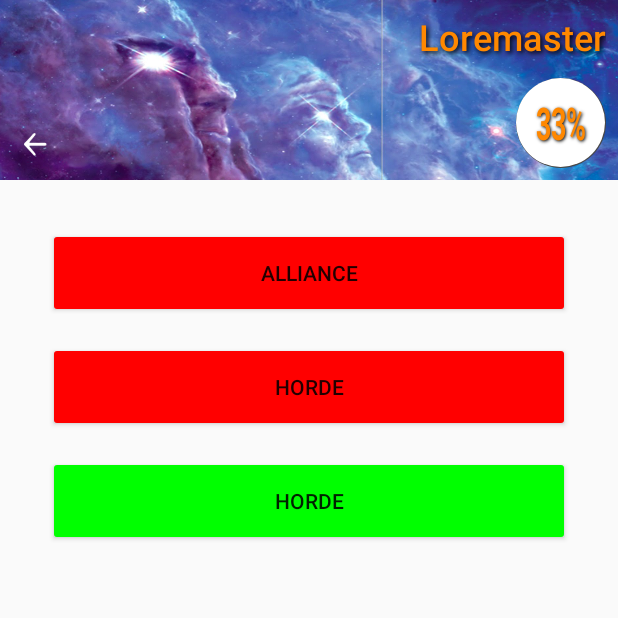
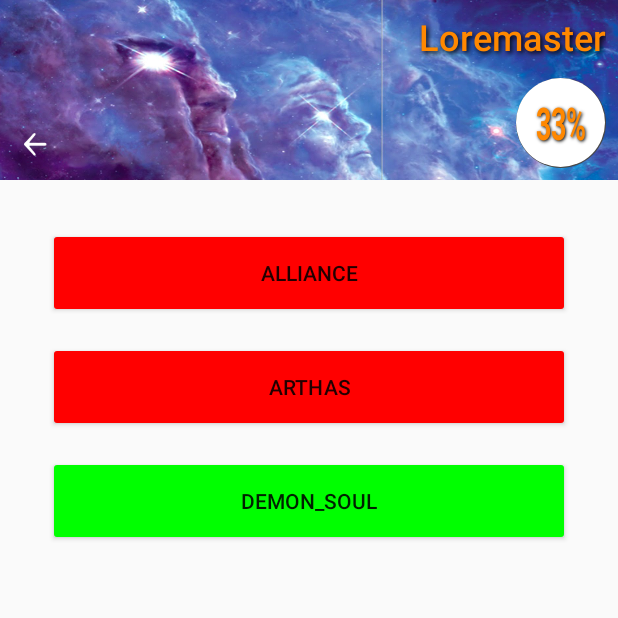
Before and after one commit to Trip-down-Memory-Lane/android_loremaster, an Android app: the ScoreActivity screen opened directly, with no data from a screen before it, on a phone screen of 412 x 824 dp, the top half of it. Run offline under Robolectric (Android 15) with nearby library versions, the light colour scheme and no system bars.

Commit message:
Updating Repository.java with some proper quiz questions. Fleshing out some .xml details.

```diff
--- a/app/src/main/java/com/example/android/trial_of_knowledge/utilities/Repository.java
+++ b/app/src/main/java/com/example/android/trial_of_knowledge/utilities/Repository.java
@@ -12,31 +12,31 @@ import java.util.List;
 public class Repository implements Serializable {
 
     private static final int QUESTION_1_ID = 0;
-    private static final int QUESTION_1_CORRECT_ANSWER = 0;
+    private static final int QUESTION_1_CORRECT_ANSWER = 1;
     private static final String QUESTION_1_SUBJECT = "alliance";
-    private static final String QUESTION_1_QUESTION_BODY = "First question";
-    private static final String QUESTION_1_ANSWER_0 = "answer 1";
-    private static final String QUESTION_1_ANSWER_1 = "answer 2";
-    private static final String QUESTION_1_ANSWER_2 = "answer 3";
-    private static final String QUESTION_1_ANSWER_3 = "answer 4";
+    private static final String QUESTION_1_QUESTION_BODY = "Which of the following kingdoms has not pledged allegiance to the Alliance";
+    private static final String QUESTION_1_ANSWER_0 = "Kingdom of Quel'Thalas";
+    private static final String QUESTION_1_ANSWER_1 = "Darnassus";
+    private static final String QUESTION_1_ANSWER_2 = "Kingdom of Gilneas";
+    private static final String QUESTION_1_ANSWER_3 = "Gnomeregan";
 
     private static final int QUESTION_2_ID = 1;
-    private static final int QUESTION_2_CORRECT_ANSWER = 0;
-    private static final String QUESTION_2_SUBJECT = "horde";
-    private static final String QUESTION_2_QUESTION_BODY = "Second Question";
-    private static final String QUESTION_2_ANSWER_01 = "penka 1";
-    private static final String QUESTION_2_ANSWER_02 = "penka 2";
-    private static final String QUESTION_2_ANSWER_03 = "penka 3";
-    private static final String QUESTION_2_ANSWER_04 = "penka 4";
+    private static final int QUESTION_2_CORRECT_ANSWER = 2;
+    private static final String QUESTION_2_SUBJECT = "arthas";
+    private static final String QUESTION_2_QUESTION_BODY = "Who said “Give my regards to the endless dark” to Arthas?";
+    private static final String QUESTION_2_ANSWER_01 = "Jaina Proudmoore";
+    private static final String QUESTION_2_ANSWER_02 = "Valeera Sanguinar";
+    private static final String QUESTION_2_ANSWER_03 = "Sylvanas Windrunner";
+    private static final String QUESTION_2_ANSWER_04 = "Uther the Lightbringer";
 
     private static final int QUESTION_3_ID = 2;
-    private static final int QUESTION_3_CORRECT_ANSWER = 0;
-    private static final String QUESTION_3_SUBJECT = "horde";
-    private static final String QUESTION_3_QUESTION_BODY = "Third Question?";
-    private static final String QUESTION_3_ANSWER_01 = "answer 1";
-    private static final String QUESTION_3_ANSWER_02 = "ogi 2";
-    private static final String QUESTION_3_ANSWER_03 = "naswer 3";
-    private static final String QUESTION_3_ANSWER_04 = "coco 4";
+    private static final int QUESTION_3_CORRECT_ANSWER = 2;
+    private static final String QUESTION_3_SUBJECT = "demon_soul";
+    private static final String QUESTION_3_QUESTION_BODY = "Who was the character depicted on the picture, before he became known as Deathwing, The Destroyer";
+    private static final String QUESTION_3_ANSWER_01 = "Galakrond";
+    private static final String QUESTION_3_ANSWER_02 = "Deathwing";
+    private static final String QUESTION_3_ANSWER_03 = "Neferian";
+    private static final String QUESTION_3_ANSWER_04 = "Neltharion the Earthwarden";
 
     private static List<Question> questions =
             Arrays.asList(
--- a/app/src/main/res/layout/layout_question_template.xml
+++ b/app/src/main/res/layout/layout_question_template.xml
@@ -7,7 +7,7 @@
 
     <ImageView
         android:id="@+id/quiz_header_imgv"
-        android:src="@drawable/horde_30_img"
+        android:src="@drawable/question_01_header_img"
         android:scaleType="centerCrop"
         android:layout_width="wrap_content"
         android:layout_height="0dp"
```
Also changed, not shown: app/src/main/java/com/example/android/trial_of_knowledge/fragment/QuestionFragment.java (+4 -3 lines).
